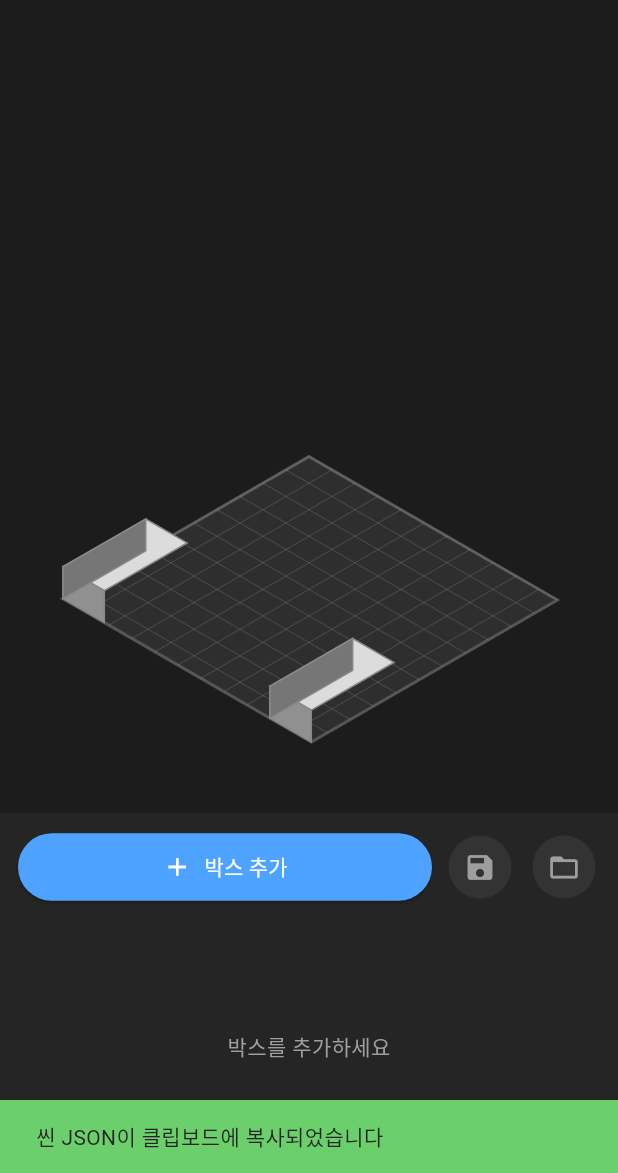
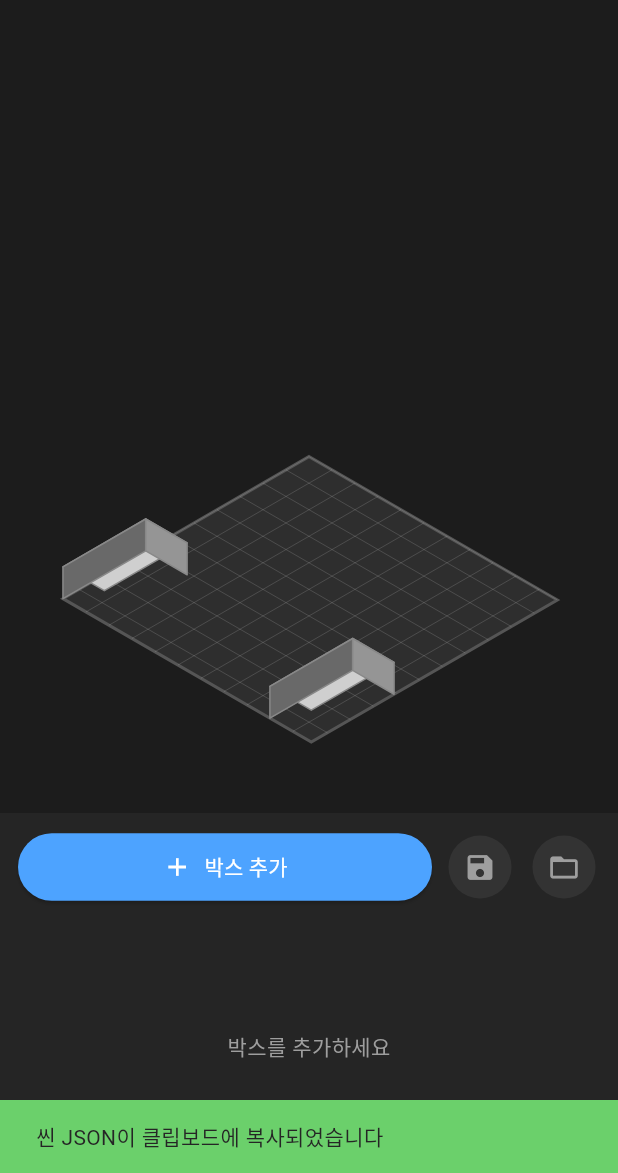
Before and after one commit to JaewooJeong/TrimBox, a Flutter app: the screen it shows after launch, after a tap on the "save" icon, on a phone screen of 412 x 824 dp, the part 63-1236 px from its top. Run offline on Flutter 3.47's test engine with Material 3 defaults, Android fonts, the phone set to English and light mode, and no system bars; Roboto replaces fonts that are missing (NotoSansKR).

Commit message:
fix: rewrite isometric box rendering — correct visible faces and solid fill
- Fix face rendering: draw front (z=z) and left (x=x) faces instead of back face
- Add missing p1 vertex (bottom-front-right) for proper front face
- Remove alpha 0.7 transparency — boxes are now fully opaque
- Fix shading: top=bright, right=medium, left=dark for proper 3D depth
- Improve stroke: use darkened box color for visible edges, round joins
- Fix label to show effectiveW/D (rotation-aware dimensions)

Co-Authored-By: Claude Opus 4.6 <noreply@anthropic.com>

```diff
--- a/lib/painters/isometric_painter.dart
+++ b/lib/painters/isometric_painter.dart
@@ -154,7 +154,7 @@ class IsometricPainter extends CustomPainter {
         strokeColor = const Color(0xFF4DA3FF);
         strokeWidth = 2.5;
       } else {
-        strokeColor = box.color.withValues(alpha: 0.8);
+        strokeColor = _darken(box.color, 0.3);
         strokeWidth = 1.0;
       }
 
@@ -166,7 +166,7 @@ class IsometricPainter extends CustomPainter {
         w: box.effectiveW,
         h: box.h,
         d: box.effectiveD,
-        fillColor: box.color.withValues(alpha: 0.7),
+        fillColor: box.color,
         strokeColor: strokeColor,
         strokeWidth: strokeWidth,
       );
@@ -190,51 +190,52 @@ class IsometricPainter extends CustomPainter {
     required Color strokeColor,
     double strokeWidth = 1.0,
   }) {
-    // 보이는 면에 필요한 꼭짓점만 계산
-    final p0 = toIso(x, y, z);         // 바닥-앞왼
-    final p2 = toIso(x + w, y, z + d); // 바닥-뒤오른
-    final p3 = toIso(x, y, z + d);     // 바닥-뒤왼
-    final p4 = toIso(x, y + h, z);     // 윗면-앞왼
-    final p5 = toIso(x + w, y + h, z); // 윗면-앞오른
+    // 8개 꼭짓점 모두 계산
+    final p0 = toIso(x, y, z);             // 바닥-앞왼
+    final p1 = toIso(x + w, y, z);         // 바닥-앞오른
+    final p3 = toIso(x, y, z + d);         // 바닥-뒤왼
+    final p4 = toIso(x, y + h, z);         // 윗면-앞왼
+    final p5 = toIso(x + w, y + h, z);     // 윗면-앞오른
     final p6 = toIso(x + w, y + h, z + d); // 윗면-뒤오른
-    final p7 = toIso(x, y + h, z + d); // 윗면-뒤왼
+    final p7 = toIso(x, y + h, z + d);     // 윗면-뒤왼
 
     final fill = Paint()..style = PaintingStyle.fill;
     final stroke = Paint()
       ..color = strokeColor
       ..style = PaintingStyle.stroke
-      ..strokeWidth = strokeWidth;
+      ..strokeWidth = strokeWidth
+      ..strokeJoin = StrokeJoin.round;
 
-    // 윗면 (가장 밝게)
+    // 1. 윗면 (가장 밝게)
     final top = Path()
       ..moveTo(p4.dx, p4.dy)
       ..lineTo(p5.dx, p5.dy)
       ..lineTo(p6.dx, p6.dy)
       ..lineTo(p7.dx, p7.dy)
       ..close();
-    fill.color = _brighten(fillColor, 0.2);
+    fill.color = _brighten(fillColor, 0.15);
     canvas.drawPath(top, fill);
     canvas.drawPath(top, stroke);
 
-    // 왼쪽 면
+    // 2. 왼쪽 면 (x=x, 화면 왼쪽 — 가장 어둡게)
     final left = Path()
-      ..moveTo(p3.dx, p3.dy)
-      ..lineTo(p7.dx, p7.dy)
-      ..lineTo(p6.dx, p6.dy)
-      ..lineTo(p2.dx, p2.dy)
-      ..close();
-    fill.color = _darken(fillColor, 0.1);
-    canvas.drawPath(left, fill);
-    canvas.drawPath(left, stroke);
-
-    // 오른쪽 면
-    final right = Path()
       ..moveTo(p0.dx, p0.dy)
       ..lineTo(p4.dx, p4.dy)
       ..lineTo(p7.dx, p7.dy)
       ..lineTo(p3.dx, p3.dy)
       ..close();
-    fill.color = _darken(fillColor, 0.2);
+    fill.color = _darken(fillColor, 0.25);
+    canvas.drawPath(left, fill);
+    canvas.drawPath(left, stroke);
+
+    // 3. 오른쪽 면 (z=z, 화면 오른쪽 — 중간 밝기)
+    final right = Path()
+      ..moveTo(p0.dx, p0.dy)
+      ..lineTo(p1.dx, p1.dy)
+      ..lineTo(p5.dx, p5.dy)
+      ..lineTo(p4.dx, p4.dy)
+      ..close();
+    fill.color = _darken(fillColor, 0.08);
     canvas.drawPath(right, fill);
     canvas.drawPath(right, stroke);
   }
@@ -247,7 +248,7 @@ class IsometricPainter extends CustomPainter {
     );
 
     final text =
-        '${(box.w * 100).round()}×${(box.d * 100).round()}×${(box.h * 100).round()}cm';
+        '${(box.effectiveW * 100).round()}×${(box.effectiveD * 100).round()}×${(box.h * 100).round()}cm';
     final tp = TextPainter(
       text: TextSpan(
         text: text,
```
